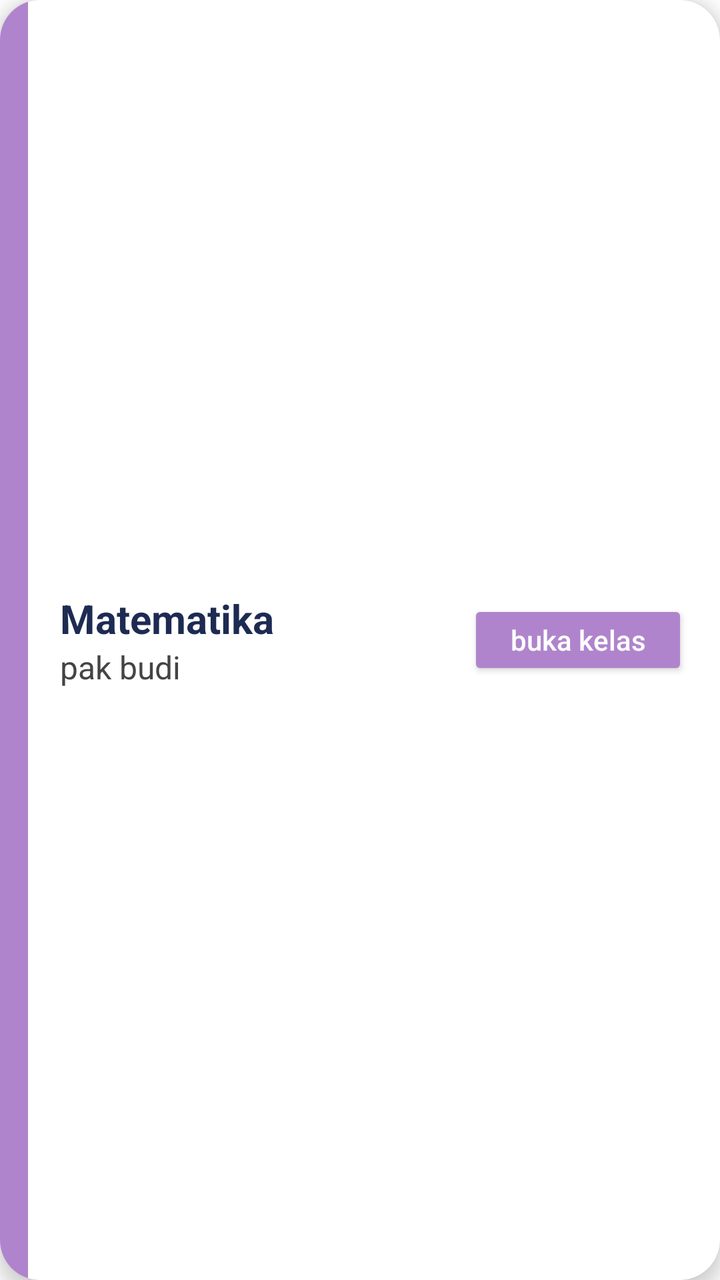
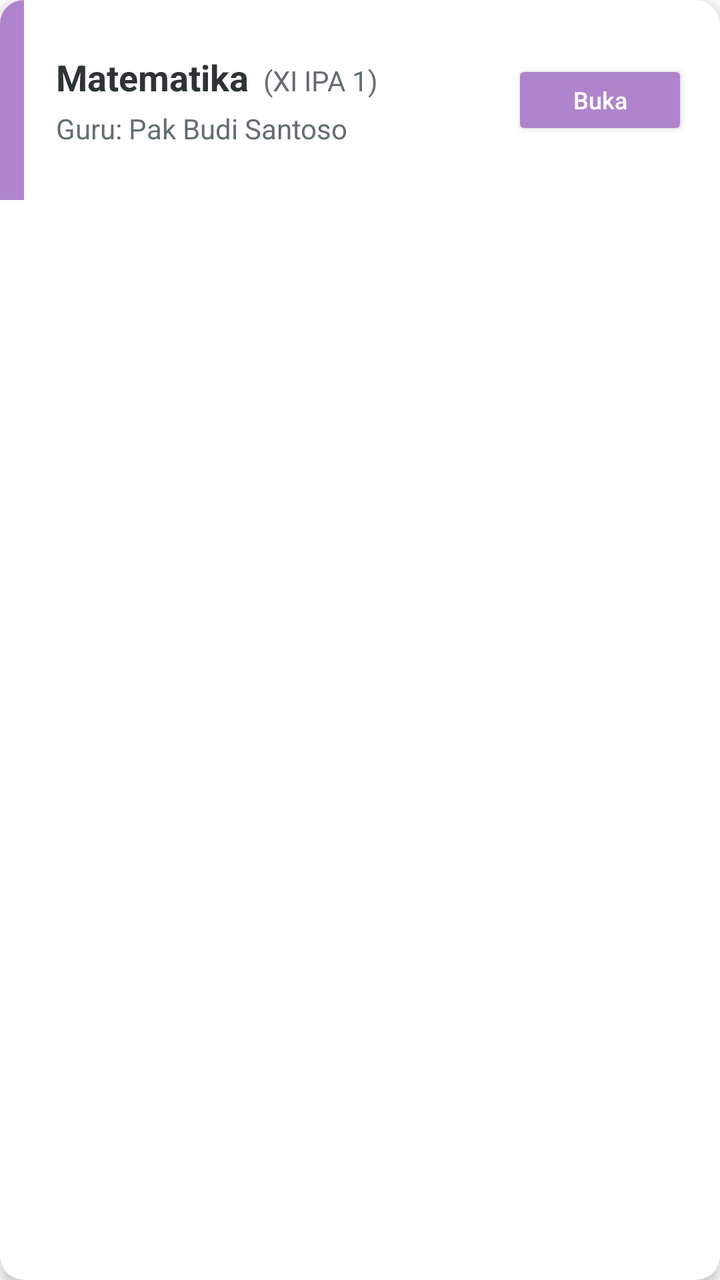

An Android layout rendered at two revisions. The XML below is the earlier revision; the diff shows what the commit changed to produce the second picture.
<!-- AndroidManifest.xml: application theme Theme.SCHOOLREMINDERR -->
<!-- res/layout/item_class.xml -->
<?xml version="1.0" encoding="utf-8"?>
<androidx.cardview.widget.CardView
    xmlns:android="http://schemas.android.com/apk/res/android"
    xmlns:app="http://schemas.android.com/apk/res-auto"
    android:layout_width="match_parent"
    android:layout_height="110dp"
    android:layout_marginBottom="20dp"
    app:cardCornerRadius="20dp"
    app:cardElevation="5dp">

    <LinearLayout
        android:layout_width="match_parent"
        android:layout_height="match_parent"
        android:orientation="horizontal">

        
        <View
            android:id="@+id/viewColor"
            android:layout_width="14dp"
            android:layout_height="match_parent"
            android:background="#B084CC"/>

        
        <LinearLayout
            android:layout_width="match_parent"
            android:layout_height="match_parent"
            android:gravity="center_vertical"
            android:padding="16dp">

            <LinearLayout
                android:layout_width="0dp"
                android:layout_height="wrap_content"
                android:layout_weight="1"
                android:orientation="vertical">

                <TextView
                    android:id="@+id/tvClassName"
                    android:layout_width="wrap_content"
                    android:layout_height="wrap_content"
                    android:text="Matematika"
                    android:textStyle="bold"
                    android:textSize="20sp"
                    android:textColor="#1D2B53"/>

                <TextView
                    android:id="@+id/tvTeacher"
                    android:layout_width="wrap_content"
                    android:layout_height="wrap_content"
                    android:text="pak budi"
                    android:textSize="16sp"
                    android:textColor="#444"/>
            </LinearLayout>

            <Button
                android:id="@+id/btnOpen"
                android:layout_width="110dp"
                android:layout_height="40dp"
                android:text="buka kelas"
                android:textAllCaps="false"
                android:textColor="#FFFFFF"
                android:backgroundTint="#B084CC"/>
        </LinearLayout>

    </LinearLayout>

</androidx.cardview.widget.CardView>
<!-- resources referenced by this layout -->
<resources>
  <style name="Theme.SCHOOLREMINDERR" parent="Theme.MaterialComponents.Light.NoActionBar">
      </style>
</resources>

<!-- the commit's change to res/layout/item_class.xml (unified diff, before → after) -->
@@ -3,29 +3,30 @@
     xmlns:android="http://schemas.android.com/apk/res/android"
     xmlns:app="http://schemas.android.com/apk/res-auto"
     android:layout_width="match_parent"
-    android:layout_height="110dp"
-    android:layout_marginBottom="20dp"
-    app:cardCornerRadius="20dp"
-    app:cardElevation="5dp">
+    android:layout_height="wrap_content"
+    android:layout_marginBottom="16dp"
+    android:layout_marginHorizontal="4dp"
+    app:cardCornerRadius="12dp"
+    app:cardElevation="4dp">
 
     <LinearLayout
         android:layout_width="match_parent"
-        android:layout_height="match_parent"
+        android:layout_height="100dp"
         android:orientation="horizontal">
 
         
         <View
             android:id="@+id/viewColor"
-            android:layout_width="14dp"
+            android:layout_width="12dp"
             android:layout_height="match_parent"
             android:background="#B084CC"/>
 
-        
         <LinearLayout
             android:layout_width="match_parent"
             android:layout_height="match_parent"
             android:gravity="center_vertical"
-            android:padding="16dp">
+            android:padding="16dp"
+            android:orientation="horizontal">
 
             <LinearLayout
                 android:layout_width="0dp"
@@ -33,34 +34,61 @@
                 android:layout_weight="1"
                 android:orientation="vertical">
 
-                <TextView
-                    android:id="@+id/tvClassName"
-                    android:layout_width="wrap_content"
+                <LinearLayout
+                    android:layout_width="match_parent"
                     android:layout_height="wrap_content"
-                    android:text="Matematika"
-                    android:textStyle="bold"
-                    android:textSize="20sp"
-                    android:textColor="#1D2B53"/>
+                    android:orientation="horizontal"
+                    android:gravity="bottom">
 
+                    
+                    <TextView
+                        android:id="@+id/tvClassName"
+                        android:layout_width="wrap_content"
+                        android:layout_height="wrap_content"
+                        android:text="Matematika"
+                        android:textSize="18sp"
+                        android:textStyle="bold"
+                        android:textColor="#2D3436"
+                        android:maxLines="1"
+                        android:ellipsize="end"/>
+
+                    
+                    <TextView
+                        android:id="@+id/tvSubject"
+                        android:layout_width="wrap_content"
+                        android:layout_height="wrap_content"
+                        android:text=" (XI IPA 1)"
+                        android:textSize="14sp"
+                        android:textColor="#636E72"
+                        android:layout_marginStart="4dp"
+                        android:maxLines="1"
+                        android:ellipsize="end"/>
+                </LinearLayout>
+
+                
                 <TextView
                     android:id="@+id/tvTeacher"
                     android:layout_width="wrap_content"
                     android:layout_height="wrap_content"
-                    android:text="pak budi"
-                    android:textSize="16sp"
-                    android:textColor="#444"/>
+                    android:text="Guru: Pak Budi Santoso"
+                    android:textSize="14sp"
+                    android:textColor="#636E72"
+                    android:layout_marginTop="4dp"
+                    android:maxLines="1"
+                    android:ellipsize="end"/>
             </LinearLayout>
 
             <Button
                 android:id="@+id/btnOpen"
-                android:layout_width="110dp"
+                android:layout_width="wrap_content"
                 android:layout_height="40dp"
-                android:text="buka kelas"
+                android:text="Buka"
+                android:textSize="12sp"
                 android:textAllCaps="false"
                 android:textColor="#FFFFFF"
-                android:backgroundTint="#B084CC"/>
+                android:backgroundTint="#B084CC"
+                app:cornerRadius="8dp"/>
+
         </LinearLayout>
-
     </LinearLayout>
-
 </androidx.cardview.widget.CardView>
